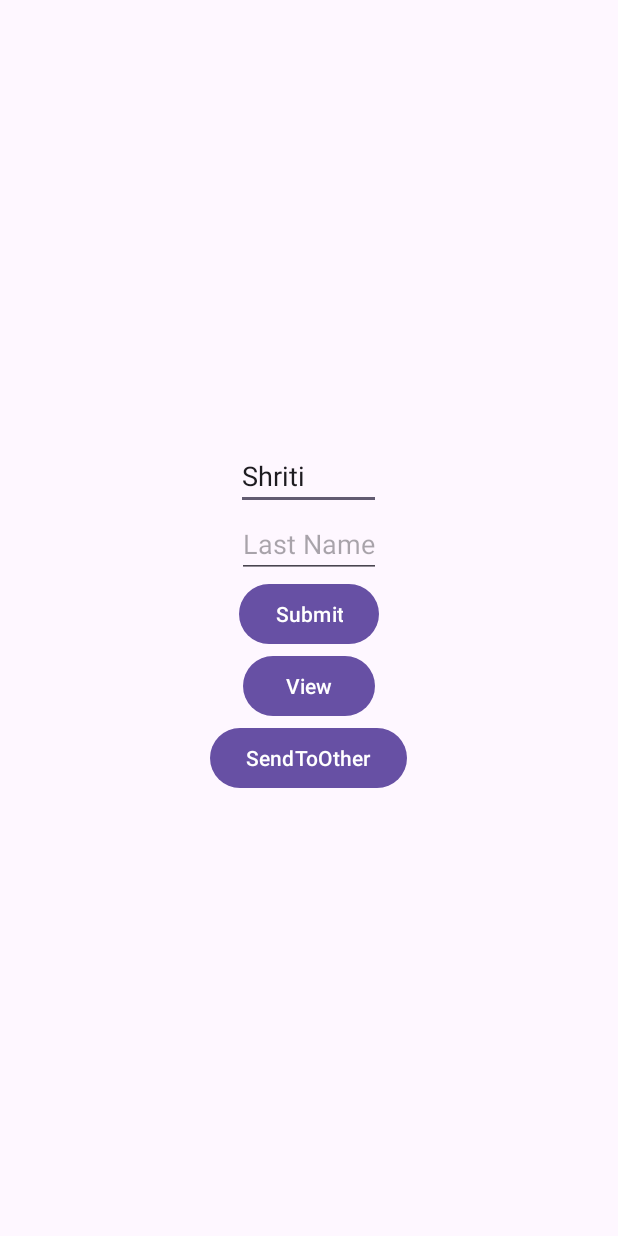
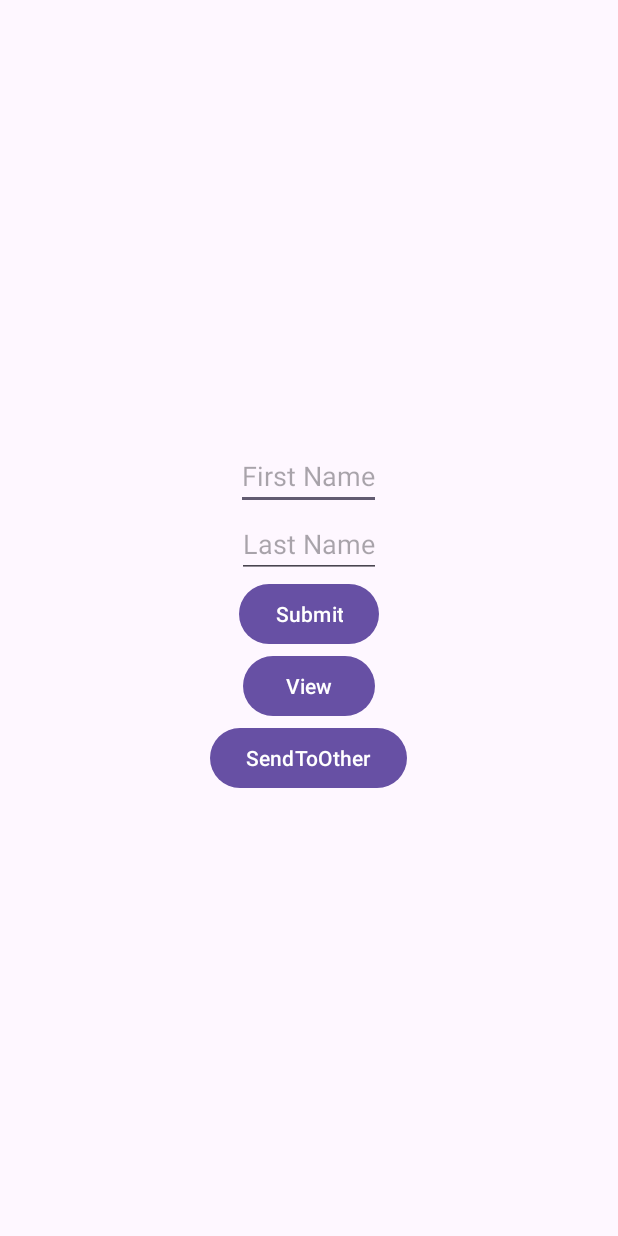
Before and after one commit to ShefaliK-ionic/AndroidAllSortsOfTest, an Android app: the screen it shows after launch (MainActivity), on a phone screen of 412 x 824 dp. Run offline under Robolectric (Android 15) with nearby library versions, the phone set to English and light mode, and no system bars.

Commit message:
done with Espresso

```diff
--- a/app/src/main/java/com/example/androidallsortsoftest/MainActivity.kt
+++ b/app/src/main/java/com/example/androidallsortsoftest/MainActivity.kt
@@ -19,17 +19,18 @@ class MainActivity : AppCompatActivity() {
 
         var btn:Button=findViewById(R.id.btnSubmit)
         var btnView:Button=findViewById(R.id.btnView)
+        var btnSend:Button=findViewById(R.id.btnSend)
         var etFirst:EditText=findViewById(R.id.etFirstName)
         var etLast:EditText=findViewById(R.id.etLastName)
 
-    btnView.setOnClickListener {
+        btnSend.setOnClickListener {
         var intent=Intent(this,FormActivity::class.java)
         var msg="Firstname - ${etFirst.text} | Lastname - ${etLast.text}"
         intent.putExtra("value",msg)
         startActivity(intent)
     }
 
-        btn.setOnClickListener {
+        btnView.setOnClickListener {
             startActivity(
                 Intent(
                     Intent.ACTION_VIEW, Uri.parse(
--- a/app/src/main/res/layout/activity_main.xml
+++ b/app/src/main/res/layout/activity_main.xml
@@ -17,7 +17,7 @@
         android:layout_width="wrap_content"
         android:layout_height="wrap_content"
         android:hint="First Name"
-        android:text="Shriti"
+        android:text=""
 
         app:layout_constraintBottom_toBottomOf="parent"
         app:layout_constraintEnd_toEndOf="parent"
```
Also changed, not shown: 1 other file.
